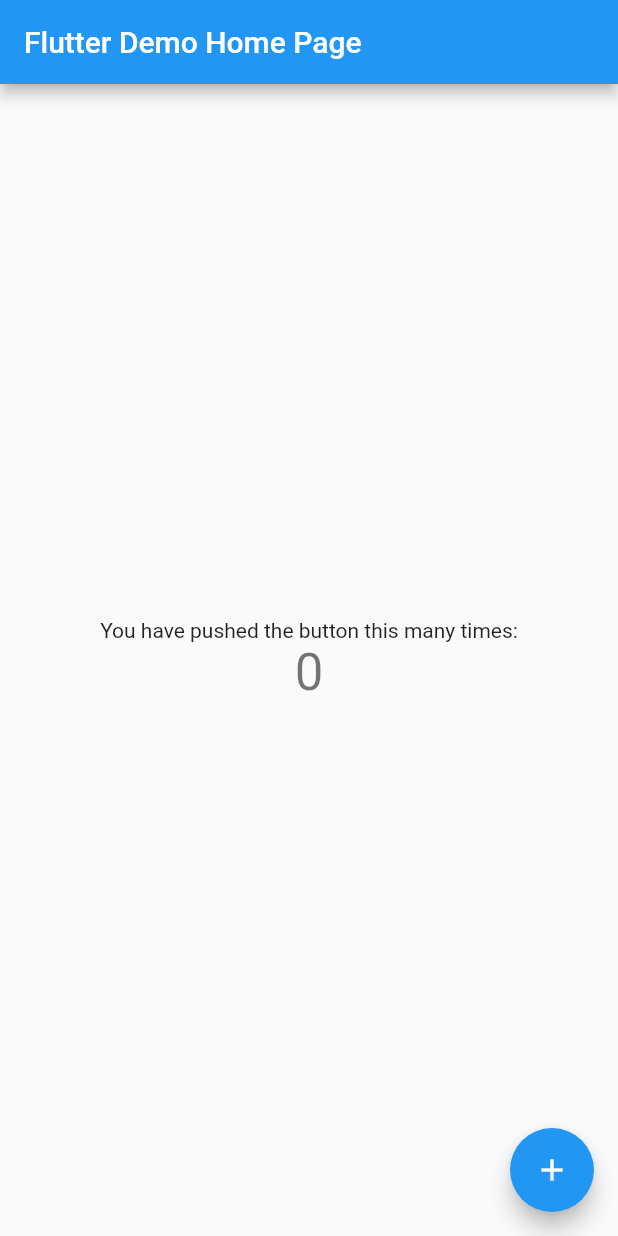
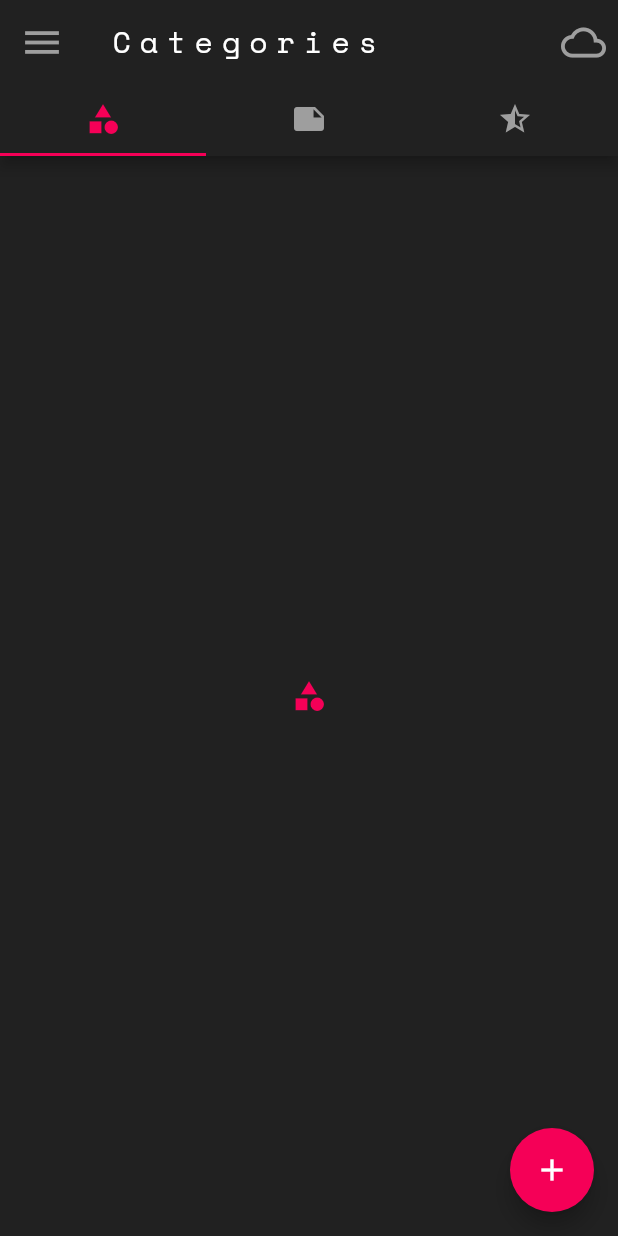
Before and after one commit to richardjoy530/notepad, a Flutter app: the screen it shows after launch, on a phone screen of 412 x 824 dp. Run offline on Flutter 3.47's test engine with Material 2 defaults, Android fonts, the phone set to English and light mode, and no system bars.

Commit message:
Home page under construction

```diff
--- a/lib/main.dart
+++ b/lib/main.dart
@@ -1,111 +1,154 @@
+import 'package:flutter/cupertino.dart';
 import 'package:flutter/material.dart';
 
-void main() => runApp(MyApp());
+void main() => runApp(MyTabbedHome());
 
-class MyApp extends StatelessWidget {
-  // This widget is the root of your application.
+class MyTabbedHome extends StatefulWidget {
   @override
-  Widget build(BuildContext context) {
-    return MaterialApp(
-      title: 'Flutter Demo',
-      theme: ThemeData(
-        // This is the theme of your application.
-        //
-        // Try running your application with "flutter run". You'll see the
-        // application has a blue toolbar. Then, without quitting the app, try
-        // changing the primarySwatch below to Colors.green and then invoke
-        // "hot reload" (press "r" in the console where you ran "flutter run",
-        // or simply save your changes to "hot reload" in a Flutter IDE).
-        // Notice that the counter didn't reset back to zero; the application
-        // is not restarted.
-        primarySwatch: Colors.blue,
-      ),
-      home: MyHomePage(title: 'Flutter Demo Home Page'),
-    );
-  }
+  _MyTabbedHomeState createState() => _MyTabbedHomeState();
 }
 
-class MyHomePage extends StatefulWidget {
-  MyHomePage({Key key, this.title}) : super(key: key);
+class _MyTabbedHomeState extends State<MyTabbedHome>
+    with SingleTickerProviderStateMixin {
+  final List<Tab> myTabs = <Tab>[
+    Tab(
+      //text: 'Categories',
+      icon: Icon(
+        Icons.category,
+        color: Colors.pinkAccent[400],
+      ),
+    ),
+    Tab(
+      //text: 'Notes',
+      icon: Icon(
+        Icons.note,
+        color: Colors.pinkAccent[400],
+      ),
+    ),
+    Tab(
+      //text: 'Starred',
+      icon: Icon(
+        Icons.star_half,
+        color: Colors.pinkAccent[400],
+      ),
+    ),
+  ];
 
-  // This widget is the home page of your application. It is stateful, meaning
-  // that it has a State object (defined below) that contains fields that affect
-  // how it looks.
-
-  // This class is the configuration for the state. It holds the values (in this
-  // case the title) provided by the parent (in this case the App widget) and
-  // used by the build method of the State. Fields in a Widget subclass are
-  // always marked "final".
-
-  final String title;
+  TabController _tabController;
+  void _handleTabSelection() {
+    setState(() {});
+  }
 
   @override
-  _MyHomePageState createState() => _MyHomePageState();
-}
+  void initState() {
+    super.initState();
+    _tabController = TabController(vsync: this, length: myTabs.length);
+    _tabController.addListener(_handleTabSelection);
+  }
 
-class _MyHomePageState extends State<MyHomePage> {
-  int _counter = 0;
-
-  void _incrementCounter() {
-    setState(() {
-      // This call to setState tells the Flutter framework that something has
-      // changed in this State, which causes it to rerun the build method below
-      // so that the display can reflect the updated values. If we changed
-      // _counter without calling setState(), then the build method would not be
-      // called again, and so nothing would appear to happen.
-      _counter++;
-    });
+  @override
+  void dispose() {
+    _tabController.dispose();
+    super.dispose();
   }
 
   @override
   Widget build(BuildContext context) {
-    // This method is rerun every time setState is called, for instance as done
-    // by the _incrementCounter method above.
-    //
-    // The Flutter framework has been optimized to make rerunning build methods
-    // fast, so that you can just rebuild anything that needs updating rather
-    // than having to individually change instances of widgets.
-    return Scaffold(
-      appBar: AppBar(
-        // Here we take the value from the MyHomePage object that was created by
-        // the App.build method, and use it to set our appbar title.
-        title: Text(widget.title),
-      ),
-      body: Center(
-        // Center is a layout widget. It takes a single child and positions it
-        // in the middle of the parent.
-        child: Column(
-          // Column is also a layout widget. It takes a list of children and
-          // arranges them vertically. By default, it sizes itself to fit its
-          // children horizontally, and tries to be as tall as its parent.
-          //
-          // Invoke "debug painting" (press "p" in the console, choose the
-          // "Toggle Debug Paint" action from the Flutter Inspector in Android
-          // Studio, or the "Toggle Debug Paint" command in Visual Studio Code)
-          // to see the wireframe for each widget.
-          //
-          // Column has various properties to control how it sizes itself and
-          // how it positions its children. Here we use mainAxisAlignment to
-          // center the children vertically; the main axis here is the vertical
-          // axis because Columns are vertical (the cross axis would be
-          // horizontal).
-          mainAxisAlignment: MainAxisAlignment.center,
+    return MaterialApp(
+      theme: ThemeData(fontFamily: 'SpaceMono'),
+      home: Scaffold(
+        backgroundColor: Colors.grey[900],
+        appBar: AppBar(
+          backgroundColor: Colors.grey[900],
+          bottom: TabBar(
+            controller: _tabController,
+            indicatorColor: Colors.pinkAccent[400],
+            tabs: <Widget>[
+              Tab(
+                //text: 'Categories',
+                icon: Icon(
+                  Icons.category,
+                  color: _tabController.index == 0
+                      ? Colors.pinkAccent[400]
+                      : Colors.grey[500],
+                ),
+              ),
+              Tab(
+                //text: 'Notes',
+                icon: Icon(
+                  Icons.note,
+                  color: _tabController.index == 1
+                      ? Colors.pinkAccent[400]
+                      : Colors.grey[500],
+                ),
+              ),
+              Tab(
+                //text: 'Starred',
+                icon: Icon(
+                  Icons.star_half,
+                  color: _tabController.index == 2
+                      ? Colors.pinkAccent[400]
+                      : Colors.grey[500],
+                ),
+              ),
+            ],
+          ),
+          leading: Icon(
+            Icons.menu,
+            size: 30,
+            color: Colors.grey[500],
+          ),
+          title: Text(
+            'Categories',
+            style: TextStyle(
+              fontFamily: 'SpaceMono',
+              color: Colors.white,
+              fontSize: 20,
+              letterSpacing: 6,
+            ),
+          ),
+          actions: <Widget>[
+            Padding(
+              padding: const EdgeInsets.all(8.0),
+              child: Icon(
+                Icons.cloud_queue,
+                size: 30,
+                color: Colors.grey[500],
+              ),
+            )
+          ],
+        ),
+        body: TabBarView(
+          controller: _tabController,
           children: <Widget>[
-            Text(
-              'You have pushed the button this many times:',
+            Tab(
+              icon: Icon(
+                Icons.category,
+                color: Colors.pinkAccent[400],
+              ),
             ),
-            Text(
-              '$_counter',
-              style: Theme.of(context).textTheme.display1,
+            Tab(
+              icon: Icon(
+                Icons.home,
+                color: Colors.pinkAccent[400],
+              ),
+            ),
+            Tab(
+              icon: Icon(
+                Icons.star,
+                color: Colors.pinkAccent[400],
+              ),
             ),
           ],
         ),
+        floatingActionButton: new FloatingActionButton(
+          backgroundColor: Colors.pinkAccent[400],
+          child: Icon(
+            Icons.add,
+            color: Colors.white,
+          ),
+        ),
       ),
-      floatingActionButton: FloatingActionButton(
-        onPressed: _incrementCounter,
-        tooltip: 'Increment',
-        child: Icon(Icons.add),
-      ), // This trailing comma makes auto-formatting nicer for build methods.
     );
   }
 }
```
Also changed, not shown: pubspec.yaml (+5 -5 lines), fonts/SpaceMono-Bold.ttf (added), fonts/SpaceMono-BoldItalic.ttf (added), fonts/SpaceMono-Italic.ttf (added), fonts/SpaceMono-Regular.ttf (added), pubspec.lock, 1 other file.
